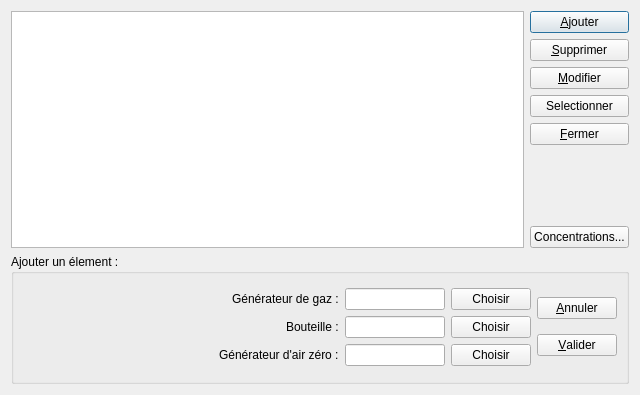
Old version of the form dlg_systeme_etalon.ui in the repository InformatiqueAtmoNA/tam.
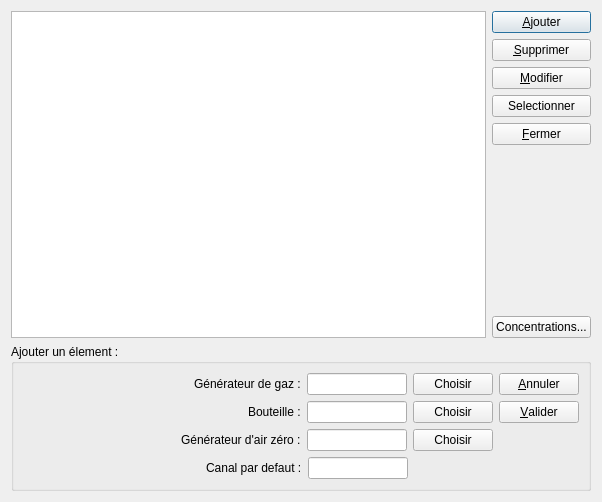
New version of the form.

Commit message: Développement gestion d'un canal par defaut pour les systèmes d'étalonnage

```diff
--- a/dlg_systeme_etalon.ui
+++ b/dlg_systeme_etalon.ui
@@ -9,8 +9,8 @@
    <rect>
     <x>0</x>
     <y>0</y>
-    <width>640</width>
-    <height>395</height>
+    <width>602</width>
+    <height>502</height>
    </rect>
   </property>
   <property name="windowTitle">
@@ -21,7 +21,7 @@
   </property>
   <layout class="QGridLayout" name="gridLayout_3">
    <item row="0" column="0">
-    <layout class="QGridLayout" name="gridLayout">
+    <layout class="QGridLayout" name="gridLayout_2">
      <item row="0" column="0">
       <widget class="QTableView" name="tableView">
        <property name="editTriggers">
@@ -111,19 +111,11 @@
          <height>130</height>
         </size>
        </property>
-       <property name="maximumSize">
-        <size>
-         <width>16777215</width>
-         <height>130</height>
-        </size>
-       </property>
        <property name="title">
         <string>Ajouter un élement :</string>
        </property>
-       <layout class="QGridLayout" name="gridLayout_2">
+       <layout class="QGridLayout" name="gridLayout">
         <item row="0" column="0">
-         <layout class="QVBoxLayout" name="verticalLayout_3">
-          <item>
            <layout class="QHBoxLayout" name="horizontalLayout">
             <item>
              <spacer name="horizontalSpacer_3">
@@ -176,7 +168,25 @@
             </item>
            </layout>
           </item>
+        <item row="0" column="1" rowspan="2">
+         <layout class="QVBoxLayout" name="verticalLayout_2" stretch="0,0">
           <item>
+           <widget class="QPushButton" name="button_Annuler">
+            <property name="text">
+             <string>&amp;Annuler</string>
+            </property>
+           </widget>
+          </item>
+          <item>
+           <widget class="QPushButton" name="button_Valider">
+            <property name="text">
+             <string>&amp;Valider</string>
+            </property>
+           </widget>
+          </item>
+         </layout>
+        </item>
+        <item row="1" column="0">
            <layout class="QHBoxLayout" name="horizontalLayout_2">
             <item>
              <spacer name="horizontalSpacer">
@@ -223,7 +233,7 @@
             </item>
            </layout>
           </item>
-          <item>
+        <item row="2" column="0">
            <layout class="QHBoxLayout" name="horizontalLayout_3">
             <item>
              <spacer name="horizontalSpacer_2">
@@ -270,24 +280,60 @@
             </item>
            </layout>
           </item>
-         </layout>
-        </item>
-        <item row="0" column="1">
-         <layout class="QVBoxLayout" name="verticalLayout_2" stretch="0,0">
+        <item row="3" column="0">
+         <layout class="QHBoxLayout" name="horizontalLayout_4">
+          <item>
+           <spacer name="horizontalSpacer_4">
+            <property name="orientation">
+             <enum>Qt::Horizontal</enum>
+            </property>
+            <property name="sizeHint" stdset="0">
+             <size>
+              <width>68</width>
+              <height>17</height>
+             </size>
+            </property>
+           </spacer>
+          </item>
           <item>
-           <widget class="QPushButton" name="button_Annuler">
+           <widget class="QLabel" name="label_4">
             <property name="text">
-             <string>&amp;Annuler</string>
+             <string>Canal par defaut :</string>
             </property>
            </widget>
           </item>
           <item>
-           <widget class="QPushButton" name="button_Valider">
-            <property name="text">
-             <string>&amp;Valider</string>
+           <widget class="QLineEdit" name="lineEdit_ChoixCanalDefaut">
+            <property name="sizePolicy">
+             <sizepolicy hsizetype="Fixed" vsizetype="Fixed">
+              <horstretch>0</horstretch>
+              <verstretch>0</verstretch>
+             </sizepolicy>
             </property>
+            <property name="maximumSize">
+             <size>
+              <width>100</width>
+              <height>16777215</height>
+             </size>
+            </property>
            </widget>
           </item>
+          <item>
+           <spacer name="horizontalSpacer_5">
+            <property name="orientation">
+             <enum>Qt::Horizontal</enum>
+            </property>
+            <property name="sizeType">
+             <enum>QSizePolicy::Fixed</enum>
+            </property>
+            <property name="sizeHint" stdset="0">
+             <size>
+              <width>85</width>
+              <height>17</height>
+             </size>
+            </property>
+           </spacer>
+          </item>
          </layout>
         </item>
        </layout>
```
Lines whose indentation alone changed are shown as unchanged. The commit also changes 6 other files.
